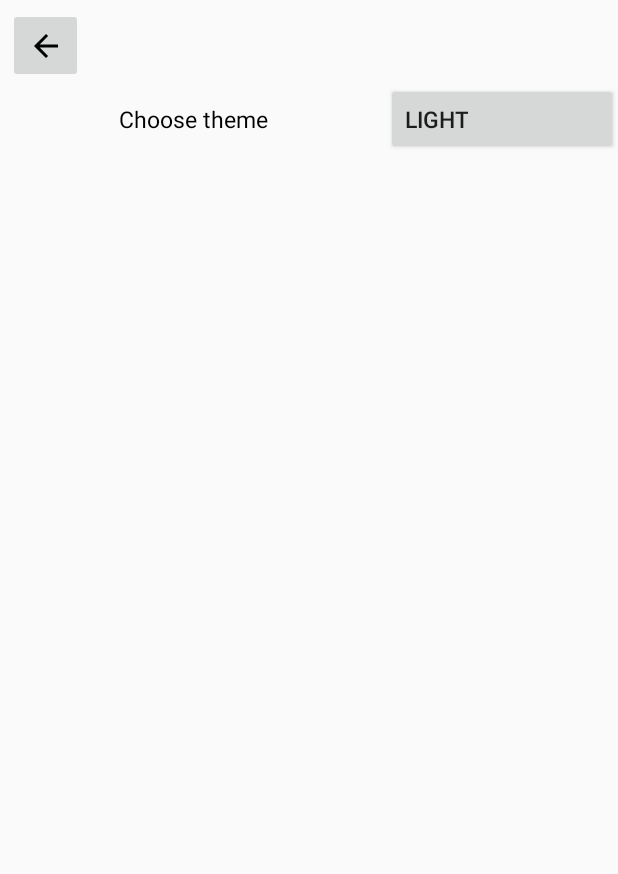
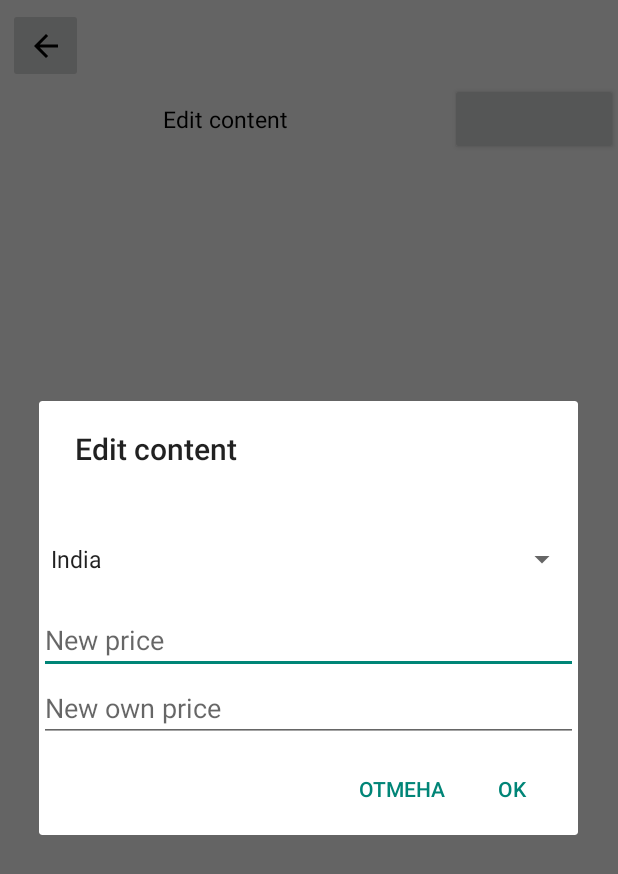
Before and after one commit to Fo4Ik-git/Colorist_calculator, an Android app: the SettingsActivity screen opened directly, with no data from a screen before it, after a tap on an icon or button, on a phone screen of 412 x 824 dp. Shown: the top 874 px of the screen. Run offline under Robolectric (Android 15) with nearby library versions, the phone set to English and light mode, and no system bars.

Commit message:
Add counter editor

```diff
--- a/app/src/main/java/com/fo4ik/colouristcounter/MainActivity.java
+++ b/app/src/main/java/com/fo4ik/colouristcounter/MainActivity.java
@@ -43,7 +43,6 @@ public class MainActivity extends AppCompatActivity {
         foam_bath = findViewById(R.id.foam_bath);
         text_res = findViewById(R.id.text_res);
 
-        clear = findViewById(R.id.btn_clear);
 
         surface.setText("");
         consumables.setText("");
@@ -131,10 +130,22 @@ public class MainActivity extends AppCompatActivity {
 
             service_cost = material + work;
 
+            createDialogCalc(MainActivity.this, service_cost, profit, asset, own_count, material, work);
+
+
+        } catch (Exception e) {
+            text_res.setText("Error try again");
+        }
+    }
+
+
+    public void createDialogCalc(Activity activity, float service_cost, float profit, float asset, float own_count, float material, float work){
+
+        String service_cost_string = getResources().getString(R.string.service_cost);
 
         AlertDialog.Builder builder = new AlertDialog.Builder(MainActivity.this);
         builder.setTitle("Рассчеты")
-                    .setMessage("Стоимость услуги: " + service_cost + "\n" +
+                .setMessage(service_cost_string+ ": " + service_cost + "\n" +
                         "Прибыль: "+ profit + "\n" +
                         "Активы: "+ asset + "\n" +
                         "Себе стоимость: " + own_count + "\n" +
@@ -143,7 +154,7 @@ public class MainActivity extends AppCompatActivity {
                         "")
                 .setPositiveButton("OK", new DialogInterface.OnClickListener() {
                     public void onClick(DialogInterface dialog, int id) {
-                            Toast.makeText(MainActivity.this,"Нажата кнопка 'OK'",Toast.LENGTH_SHORT).show();
+                        //Toast.makeText(MainActivity.this,"Нажата кнопка 'OK'",Toast.LENGTH_SHORT).show();
                     }
                 });
 //                    .setNegativeButton("Отмена", new DialogInterface.OnClickListener() {
@@ -152,10 +163,6 @@ public class MainActivity extends AppCompatActivity {
 //                        }
 //                    });
         builder.create().show();
-
-        } catch (Exception e) {
-            text_res.setText("Error try again");
-        }
     }
 
 
--- a/app/src/main/java/com/fo4ik/colouristcounter/SettingsActivity.java
+++ b/app/src/main/java/com/fo4ik/colouristcounter/SettingsActivity.java
@@ -1,16 +1,14 @@
 package com.fo4ik.colouristcounter;
 
 import android.annotation.SuppressLint;
+import android.app.Activity;
+import android.app.AlertDialog;
+import android.content.DialogInterface;
 import android.content.Intent;
 import android.os.Bundle;
 import android.view.View;
-import android.widget.Button;
-import android.widget.CompoundButton;
-import android.widget.Switch;
-import android.widget.Toast;
-import androidx.appcompat.app.ActionBar;
+import android.widget.*;
 import androidx.appcompat.app.AppCompatActivity;
-import androidx.preference.PreferenceFragmentCompat;
 
 public class SettingsActivity extends AppCompatActivity {
 
@@ -28,25 +26,68 @@ public class SettingsActivity extends AppCompatActivity {
     }
 
 
-
-
-    public void toMain(View view){
+    public void toMain(View view) {
         Intent intent = new Intent(SettingsActivity.this, MainActivity.class);
         startActivity(intent);
     }
 
     @SuppressLint("ShowToast")
-    public void onDarkTheme(View view){
+    public void onEdit(View view) {
 
-
-        if (getTheme().equals(R.style.Theme_AppCompat_Light_NoActionBar)) {
-            btn_theme.setText("Dark");
-            this.setTheme(R.style.Theme_AppCompat_NoActionBar);
-        } else {
-            btn_theme.setText("Light");
-            this.setTheme(R.style.Theme_AppCompat_Light_NoActionBar);
-        }
+        createEditDialog(SettingsActivity.this);
 
     }
 
+    public void createEditDialog(Activity activity) {
+        AlertDialog.Builder builder = new AlertDialog.Builder(activity);
+
+
+        String[] s = { "India ", "Arica", "India ", "Arica", "India ", "Arica",
+                "India ", "Arica", "India ", "Arica" };
+
+
+        Spinner spinner = new Spinner(activity);
+        EditText price = new EditText(activity);
+        EditText own_price = new EditText(activity);
+
+        price.setHint("New price");
+        own_price.setHint("New own price");
+
+        final ArrayAdapter<String> adp = new ArrayAdapter<String>(activity,
+                android.R.layout.simple_spinner_item, s);
+        //spinner.setLayoutParams(new LinearLayout.LayoutParams(FrameLayout.LayoutParams.WRAP_CONTENT,LayoutParams.WRAP_CONTENT));
+        spinner.setAdapter(adp);
+
+
+        String edit_content = getResources().getString(R.string.edit_content);
+
+        LinearLayout container = new LinearLayout(this); // Создание контейнера для добавления нескольких полей
+        container.setOrientation(LinearLayout.VERTICAL);
+        container.addView(spinner);
+        container.addView(new TextView(this));
+        container.addView(price);
+        container.addView(own_price);
+
+
+        builder.setTitle(edit_content)
+                .setMessage("")
+                .setView(container)
+                .setPositiveButton("OK", new DialogInterface.OnClickListener() {
+                    public void onClick(DialogInterface dialog, int id) {
+                        Toast.makeText(activity,"Временно не работает",Toast.LENGTH_SHORT).show();
+
+                    }
+                })
+                .setNegativeButton("Отмена", new DialogInterface.OnClickListener() {
+                    public void onClick(DialogInterface dialog, int id) {
+                        //Toast.makeText(activity,"Нажата кнопка 'Отмена'",Toast.LENGTH_SHORT).show();
+                    }
+                });
+        builder.create().show();
+    }
+
+    public String[] getMaterials(){
+
+        return null;
+    }
 }
--- a/app/src/main/res/layout/settings_activity.xml
+++ b/app/src/main/res/layout/settings_activity.xml
@@ -41,7 +41,7 @@
                     android:layout_height="wrap_content"
                     android:layout_weight="1"
                     android:gravity="center"
-                    android:text="@string/choose_theme"
+                    android:text="@string/edit_content"
                     android:textColor="@color/black"
                     android:textSize="15dp" />
 
@@ -49,7 +49,7 @@
                     android:id="@+id/btn_theme"
                     android:layout_width="wrap_content"
                     android:layout_height="wrap_content"
-                    android:onClick="onDarkTheme"
+                    android:onClick="onEdit"
                     android:gravity="center"
                     android:textSize="15dp"
                     android:paddingRight="100dp" />
--- a/app/src/main/res/values/strings.xml
+++ b/app/src/main/res/values/strings.xml
@@ -12,8 +12,16 @@
     <string name="calculate">Calculate</string>
     <string name="clear">Clear</string>
     <string name="btn_dark_theme">Dark theme</string>
-    <string name="choose_theme">Choose theme</string>
+    <string name="edit_content">Edit content</string>
     <string name="btn_light_theme">Light theme</string>
     <string name="title_activity_settings">Settings</string>
 
+
+<!--    Part for Activity -->
+
+
+    <string name="service_cost">Service cost</string>
+
+
+
 </resources>
```
Also changed, not shown: 1 other file. Lines whose indentation alone changed are shown as unchanged.
